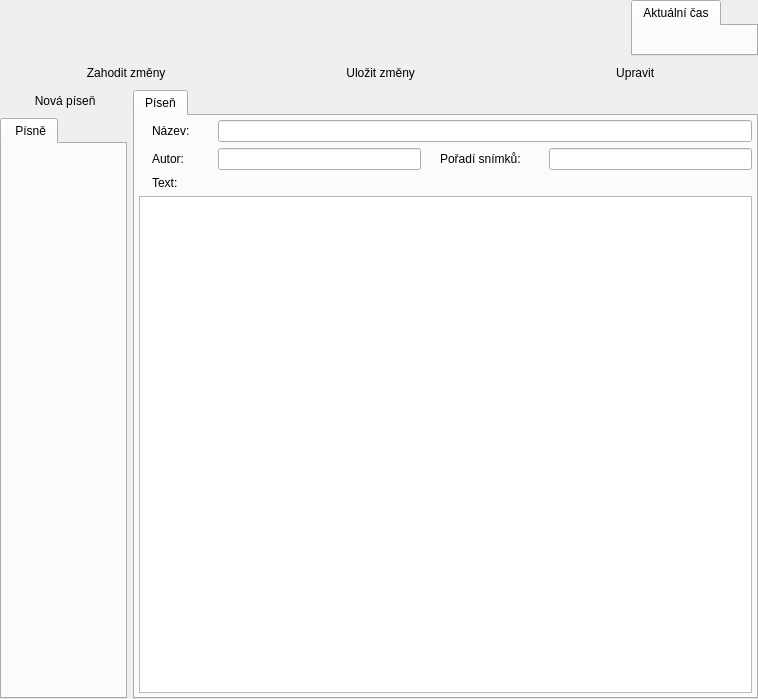
CZDanol/StrawLumen, file src/gui/mainwindow_songsmode.ui: the form before one commit.
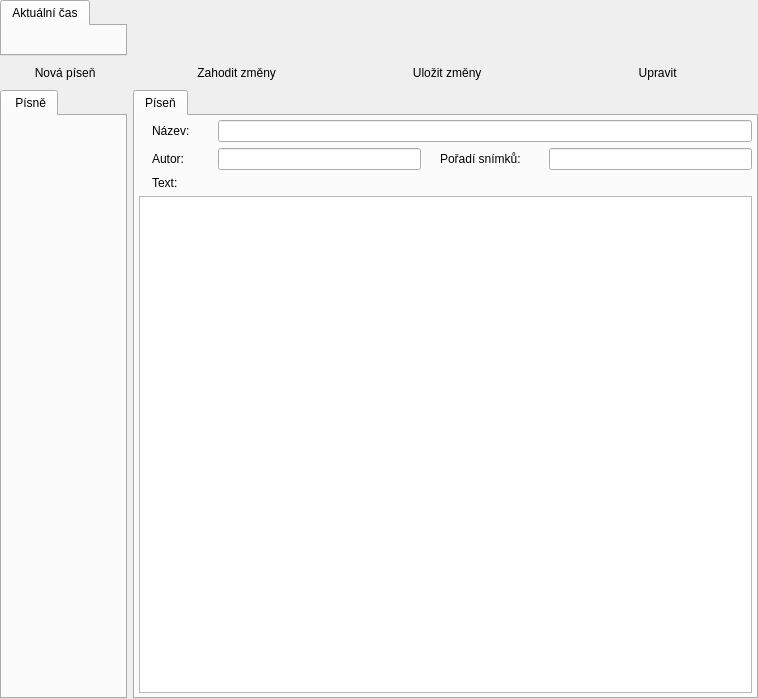
The form after the commit. Icons and pictures are not drawn. Custom widgets are drawn as their Qt base class.

What changed in the file:
```diff
--- a/src/gui/mainwindow_songsmode.ui
+++ b/src/gui/mainwindow_songsmode.ui
@@ -41,19 +41,6 @@
       <property name="bottomMargin">
        <number>0</number>
       </property>
-      <item>
-       <spacer name="horizontalSpacer">
-        <property name="orientation">
-         <enum>Qt::Horizontal</enum>
-        </property>
-        <property name="sizeHint" stdset="0">
-         <size>
-          <width>40</width>
-          <height>20</height>
-         </size>
-        </property>
-       </spacer>
-      </item>
       <item>
        <widget class="QTabWidget" name="twControls_2">
         <property name="sizePolicy">
@@ -104,65 +91,18 @@
         </widget>
        </widget>
       </item>
-     </layout>
-    </widget>
-   </item>
    <item>
-    <widget class="QWidget" name="twSongCorner" native="true">
-     <layout class="QHBoxLayout" name="horizontalLayout_2">
-      <property name="leftMargin">
-       <number>0</number>
-      </property>
-      <property name="topMargin">
-       <number>0</number>
-      </property>
-      <property name="rightMargin">
-       <number>0</number>
-      </property>
-      <property name="bottomMargin">
-       <number>0</number>
-      </property>
-      <item>
-       <widget class="QPushButton" name="btnDiscardChanges">
-        <property name="text">
-         <string> Zahodit změny</string>
-        </property>
-        <property name="icon">
-         <iconset resource="../../res/resources.qrc">
-          <normaloff>:/icons/16/Delete_16px.png</normaloff>:/icons/16/Delete_16px.png</iconset>
-        </property>
-        <property name="flat">
-         <bool>true</bool>
-        </property>
-       </widget>
-      </item>
-      <item>
-       <widget class="QPushButton" name="btnSaveChanges">
-        <property name="text">
-         <string> Uložit změny</string>
-        </property>
-        <property name="icon">
-         <iconset resource="../../res/resources.qrc">
-          <normaloff>:/icons/16/Checkmark_16px.png</normaloff>:/icons/16/Checkmark_16px.png</iconset>
-        </property>
-        <property name="flat">
-         <bool>true</bool>
-        </property>
-       </widget>
-      </item>
-      <item>
-       <widget class="QPushButton" name="btnEdit">
-        <property name="text">
-         <string> Upravit</string>
-        </property>
-        <property name="icon">
-         <iconset resource="../../res/resources.qrc">
-          <normaloff>:/icons/16/Edit_16px.png</normaloff>:/icons/16/Edit_16px.png</iconset>
-        </property>
-        <property name="flat">
-         <bool>true</bool>
-        </property>
-       </widget>
+       <spacer name="horizontalSpacer">
+        <property name="orientation">
+         <enum>Qt::Horizontal</enum>
+        </property>
+        <property name="sizeHint" stdset="0">
+         <size>
+          <width>40</width>
+          <height>20</height>
+         </size>
+        </property>
+       </spacer>
       </item>
      </layout>
     </widget>
@@ -249,6 +189,68 @@
       </layout>
      </item>
      <item>
+      <layout class="QVBoxLayout" name="verticalLayout_3">
+       <item>
+        <widget class="QWidget" name="twSongCorner" native="true">
+         <layout class="QHBoxLayout" name="horizontalLayout_2">
+          <property name="leftMargin">
+           <number>0</number>
+          </property>
+          <property name="topMargin">
+           <number>0</number>
+          </property>
+          <property name="rightMargin">
+           <number>0</number>
+          </property>
+          <property name="bottomMargin">
+           <number>0</number>
+          </property>
+          <item>
+           <widget class="QPushButton" name="btnDiscardChanges">
+            <property name="text">
+             <string> Zahodit změny</string>
+            </property>
+            <property name="icon">
+             <iconset resource="../../res/resources.qrc">
+              <normaloff>:/icons/16/Delete_16px.png</normaloff>:/icons/16/Delete_16px.png</iconset>
+            </property>
+            <property name="flat">
+             <bool>true</bool>
+            </property>
+           </widget>
+          </item>
+          <item>
+           <widget class="QPushButton" name="btnSaveChanges">
+            <property name="text">
+             <string> Uložit změny</string>
+            </property>
+            <property name="icon">
+             <iconset resource="../../res/resources.qrc">
+              <normaloff>:/icons/16/Checkmark_16px.png</normaloff>:/icons/16/Checkmark_16px.png</iconset>
+            </property>
+            <property name="flat">
+             <bool>true</bool>
+            </property>
+           </widget>
+          </item>
+          <item>
+           <widget class="QPushButton" name="btnEdit">
+            <property name="text">
+             <string> Upravit</string>
+            </property>
+            <property name="icon">
+             <iconset resource="../../res/resources.qrc">
+              <normaloff>:/icons/16/Edit_16px.png</normaloff>:/icons/16/Edit_16px.png</iconset>
+            </property>
+            <property name="flat">
+             <bool>true</bool>
+            </property>
+           </widget>
+          </item>
+         </layout>
+        </widget>
+       </item>
+       <item>
       <widget class="QTabWidget" name="twSong">
        <widget class="QWidget" name="tabSong">
         <property name="quickEditStyle" stdset="0">
@@ -401,6 +403,17 @@
     </layout>
    </item>
   </layout>
+   </item>
+  </layout>
+  <action name="actionDeleteSong">
+   <property name="icon">
+    <iconset resource="../../res/resources.qrc">
+     <normaloff>:/icons/16/Trash Can_16px.png</normaloff>:/icons/16/Trash Can_16px.png</iconset>
+   </property>
+   <property name="text">
+    <string>Smazat píseň</string>
+   </property>
+  </action>
  </widget>
  <customwidgets>
   <customwidget>
```
Left out of the diff: 2 changed lines with no effect on the pictures. Lines whose indentation alone changed are shown as unchanged.
